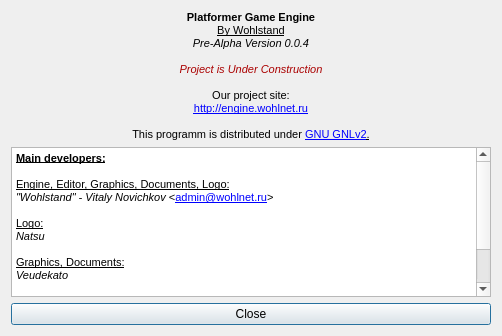
WohlSoft/Moondust-Project, file Editor/aboutdialog.ui: the form before one commit.
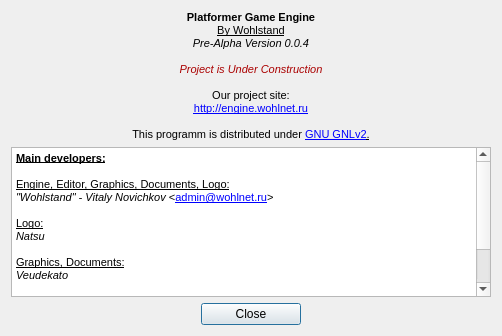
The form after the commit. Icons and pictures are not drawn.

Commit message: Added spacers to 'Close' button

The edit to the form file:
```diff
--- a/Editor/aboutdialog.ui
+++ b/Editor/aboutdialog.ui
@@ -10,7 +10,7 @@
     <x>0</x>
     <y>0</y>
     <width>500</width>
-    <height>401</height>
+    <height>402</height>
    </rect>
   </property>
   <property name="sizePolicy">
@@ -54,11 +54,11 @@
   <property name="modal">
    <bool>true</bool>
   </property>
-  <layout class="QVBoxLayout" name="verticalLayout">
+  <layout class="QGridLayout" name="gridLayout">
    <property name="sizeConstraint">
     <enum>QLayout::SetFixedSize</enum>
    </property>
-   <item>
+   <item row="0" column="0" colspan="3">
     <widget class="QLabel" name="label">
      <property name="minimumSize">
       <size>
@@ -98,7 +98,7 @@
      </property>
     </widget>
    </item>
-   <item>
+   <item row="1" column="0" colspan="3">
     <widget class="QTextEdit" name="textEdit">
      <property name="minimumSize">
       <size>
@@ -139,8 +139,20 @@
      </property>
     </widget>
    </item>
-   <item>
+   <item row="2" column="1">
     <widget class="QPushButton" name="pushButton">
+     <property name="sizePolicy">
+      <sizepolicy hsizetype="Minimum" vsizetype="Fixed">
+       <horstretch>0</horstretch>
+       <verstretch>0</verstretch>
+      </sizepolicy>
+     </property>
+     <property name="minimumSize">
+      <size>
+       <width>100</width>
+       <height>0</height>
+      </size>
+     </property>
      <property name="text">
       <string>Close</string>
      </property>
@@ -149,6 +161,32 @@
      </property>
     </widget>
    </item>
+   <item row="2" column="0">
+    <spacer name="horizontalSpacer">
+     <property name="orientation">
+      <enum>Qt::Horizontal</enum>
+     </property>
+     <property name="sizeHint" stdset="0">
+      <size>
+       <width>40</width>
+       <height>20</height>
+      </size>
+     </property>
+    </spacer>
+   </item>
+   <item row="2" column="2">
+    <spacer name="horizontalSpacer_2">
+     <property name="orientation">
+      <enum>Qt::Horizontal</enum>
+     </property>
+     <property name="sizeHint" stdset="0">
+      <size>
+       <width>40</width>
+       <height>20</height>
+      </size>
+     </property>
+    </spacer>
+   </item>
   </layout>
   <action name="actionCloseDialog">
    <property name="text">
```
The commit also changes 1 other file.
